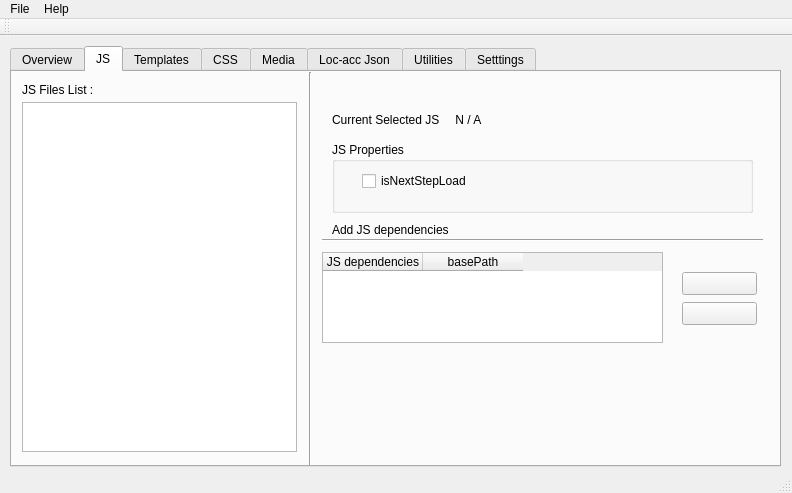
Before: the Qt Designer form mainwindow.ui in vihangpatel/WatchDog2, drawn with Qt 5.
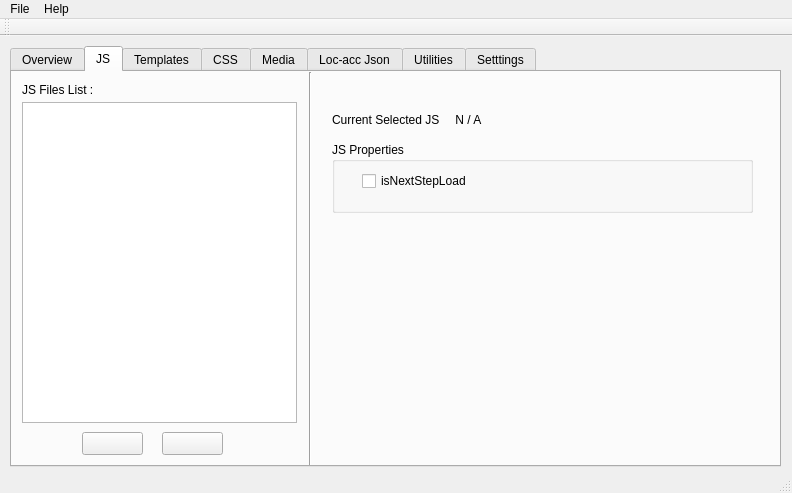
After: the same form once the commit is applied. The open tabs and pages were chosen to show the change. Icons and pictures are not drawn.

What changed in the file:
```diff
--- a/mainwindow.ui
+++ b/mainwindow.ui
@@ -337,7 +337,7 @@
         <x>10</x>
         <y>30</y>
         <width>275</width>
-        <height>350</height>
+        <height>321</height>
        </rect>
       </property>
      </widget>
@@ -367,58 +367,12 @@
        <string> N / A</string>
       </property>
      </widget>
-     <widget class="QLabel" name="label_41">
+     <widget class="QPushButton" name="jsOneUpBtn">
       <property name="geometry">
        <rect>
-        <x>320</x>
-        <y>150</y>
-        <width>151</width>
-        <height>16</height>
-       </rect>
-      </property>
-      <property name="text">
-       <string>Add JS dependencies</string>
-      </property>
-     </widget>
-     <widget class="Line" name="line_8">
-      <property name="geometry">
-       <rect>
-        <x>310</x>
-        <y>160</y>
-        <width>441</width>
-        <height>16</height>
-       </rect>
-      </property>
-      <property name="orientation">
-       <enum>Qt::Horizontal</enum>
-      </property>
-     </widget>
-     <widget class="QTableWidget" name="dependencyTable">
-      <property name="geometry">
-       <rect>
-        <x>310</x>
-        <y>180</y>
-        <width>341</width>
-        <height>91</height>
-       </rect>
-      </property>
-      <column>
-       <property name="text">
-        <string>JS dependencies</string>
-       </property>
-      </column>
-      <column>
-       <property name="text">
-        <string>basePath</string>
-       </property>
-      </column>
-     </widget>
-     <widget class="QPushButton" name="adDependJSBtn">
-      <property name="geometry">
-       <rect>
-        <x>670</x>
-        <y>200</y>
-        <width>75</width>
+        <x>70</x>
+        <y>360</y>
+        <width>61</width>
         <height>23</height>
        </rect>
       </property>
@@ -433,9 +387,9 @@
      <widget class="QPushButton" name="removeDependJSBtn">
       <property name="geometry">
        <rect>
-        <x>670</x>
-        <y>230</y>
-        <width>75</width>
+        <x>150</x>
+        <y>360</y>
+        <width>61</width>
         <height>23</height>
        </rect>
       </property>
```
Left out of the diff: 8 changed lines with no effect on the pictures.
